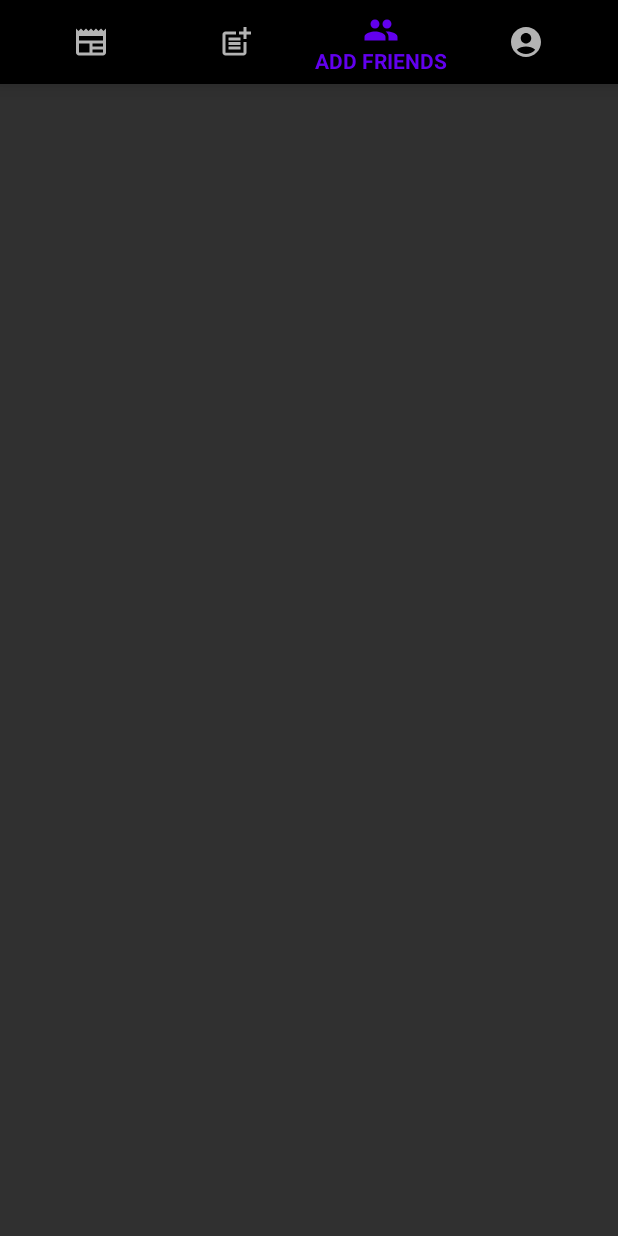
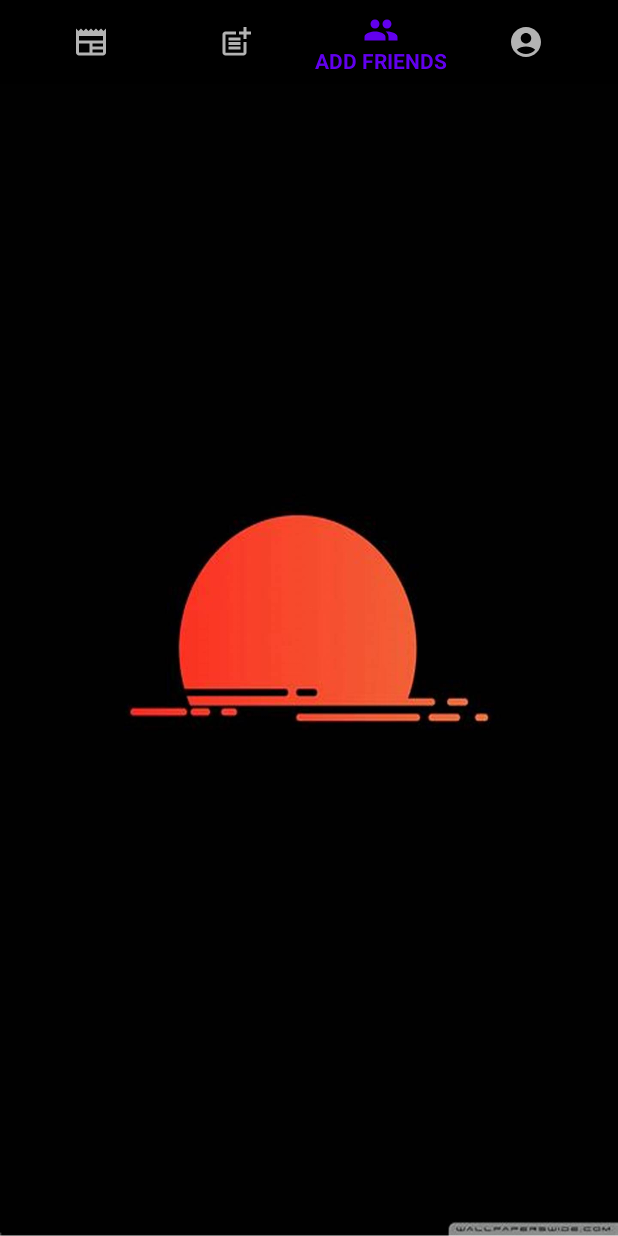
Before and after one commit to Sh1ngeki/Free, an Android app: the FriendsFragment screen opened through its navigation route, on a phone screen of 412 x 824 dp. Run offline under Robolectric (Android 15) with nearby library versions, the phone set to English and light mode, and no system bars; our stand-ins replace navigation-ui.

Commit message:
Backgroundebi shevcvale

```diff
--- a/app/src/main/res/layout/add_friends_fragment.xml
+++ b/app/src/main/res/layout/add_friends_fragment.xml
@@ -1,6 +1,7 @@
 <?xml version="1.0" encoding="utf-8"?>
 <androidx.constraintlayout.widget.ConstraintLayout xmlns:android="http://schemas.android.com/apk/res/android"
     android:layout_width="match_parent"
+    android:background="@drawable/img_7"
     android:layout_height="match_parent">
 
 </androidx.constraintlayout.widget.ConstraintLayout>
--- a/app/src/main/res/layout/feed_fragment.xml
+++ b/app/src/main/res/layout/feed_fragment.xml
@@ -1,6 +1,7 @@
 <?xml version="1.0" encoding="utf-8"?>
 <androidx.constraintlayout.widget.ConstraintLayout xmlns:android="http://schemas.android.com/apk/res/android"
     android:layout_width="match_parent"
+    android:background="@drawable/img_6"
     android:layout_height="match_parent">
 
 </androidx.constraintlayout.widget.ConstraintLayout>
--- a/app/src/main/res/layout/post_fragment.xml
+++ b/app/src/main/res/layout/post_fragment.xml
@@ -1,6 +1,7 @@
 <?xml version="1.0" encoding="utf-8"?>
 <androidx.constraintlayout.widget.ConstraintLayout xmlns:android="http://schemas.android.com/apk/res/android"
     android:layout_width="match_parent"
+    android:background="@drawable/img_5"
     android:layout_height="match_parent">
 
 </androidx.constraintlayout.widget.ConstraintLayout>
```
Also changed, not shown: app/src/main/res/drawable/img.png, app/src/main/res/drawable/img_5.png (added), app/src/main/res/drawable/img_6.png (added), app/src/main/res/drawable/img_7.png (added).
